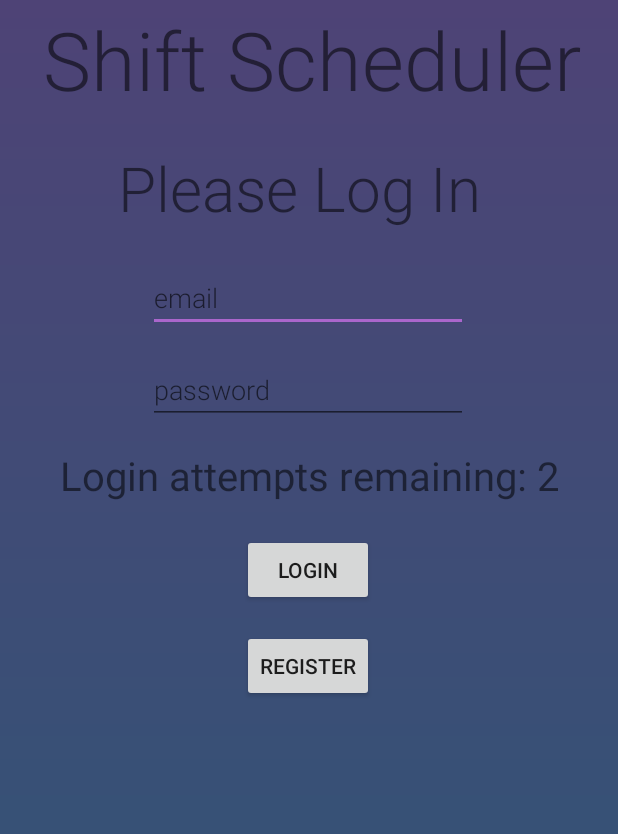
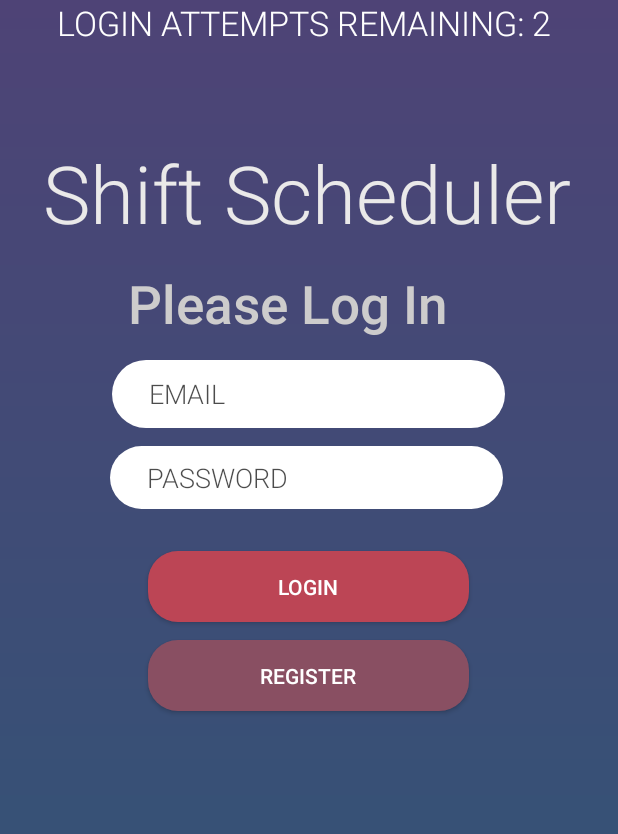
Before and after one commit to pascuale2/Shift-Scheduling-Application, an Android app: the screen it shows after launch (MainActivity), after a tap on "LOGIN", on a phone screen of 412 x 824 dp. Shown: the top 834 px of the screen. Run offline under Robolectric (Android 15) with nearby library versions, the phone set to English and light mode, and no system bars; Roboto replaces fonts that are not available here.

Commit message:
Updated Login UI

```diff
--- a/shiftSchedule/app/build.gradle
+++ b/shiftSchedule/app/build.gradle
@@ -6,7 +6,7 @@ android {
 
     defaultConfig {
         applicationId "com.example.shiftschedule"
-        minSdkVersion 16
+        minSdkVersion 21
         targetSdkVersion 30
         versionCode 1
         versionName "1.0"
--- a/shiftSchedule/app/src/main/java/com/example/shiftschedule/MainActivity.java
+++ b/shiftSchedule/app/src/main/java/com/example/shiftschedule/MainActivity.java
@@ -5,10 +5,12 @@ import androidx.appcompat.app.AppCompatActivity;
 import android.content.Context;
 import android.content.Intent;
 import android.content.SharedPreferences;
+import android.graphics.Color;
 import android.os.Bundle;
 import android.util.Log;
 import android.view.Gravity;
 import android.view.View;
+import android.view.WindowManager;
 import android.widget.Button;
 import android.widget.EditText;
 import android.widget.TextView;
@@ -44,6 +46,9 @@ public class MainActivity extends AppCompatActivity {
         super.onCreate(savedInstanceState);
         setContentView(R.layout.activity_main);
 
+        // Makes The Status Bar and The Bottom Bar Transparent
+        getWindow().setFlags(WindowManager.LayoutParams.FLAG_TRANSLUCENT_NAVIGATION, WindowManager.LayoutParams.FLAG_LAYOUT_NO_LIMITS);
+
         // need to initialize/point our members to our actual boxes in the layout
         username = (EditText)findViewById(R.id.usernameEditText);
         password = (EditText)findViewById(R.id.passwordEditText);
@@ -71,7 +76,7 @@ public class MainActivity extends AppCompatActivity {
     // this function sets limits on how many times you can attempt to log in.
     public void numAttempts() {
         counter--;
-        Info.setText("Login attempts remaining: " + String.valueOf(counter));
+        Info.setText("LOGIN ATTEMPTS REMAINING: " + String.valueOf(counter));
         if(counter == 0){
             loginButton.setEnabled(false);
         }
@@ -103,7 +108,7 @@ public class MainActivity extends AppCompatActivity {
         else{
 
             // this will decrement every time they fail to login`
-            String test = "ERROR: email is wrong. Please try again";
+            String test = "ERROR: Email is wrong. Please try again";
             Log.d("storage", test);
             //String test = "did storage match? " + storage.contains(userName) + "username: " + userName + "\nPassword: " + storage.getString(userName,"");
             Toast toast = Toast.makeText(MainActivity.this, test, Toast.LENGTH_LONG);
--- /dev/null
+++ b/shiftSchedule/app/src/main/res/drawable/input_field_bg.xml
@@ -0,0 +1,6 @@
+<?xml version="1.0" encoding="utf-8"?>
+<shape xmlns:android="http://schemas.android.com/apk/res/android" android:shape="rectangle">
+    <solid android:color="@color/light_gray"/>
+    <corners android:radius="30dp"/>
+    <padding android:left="25sp"/>
+</shape>
--- a/shiftSchedule/app/src/main/res/drawable/top_curve_bg_menu.xml
+++ b/shiftSchedule/app/src/main/res/drawable/top_curve_bg_menu.xml
@@ -1,6 +1,6 @@
 <?xml version="1.0" encoding="utf-8"?>
 <shape xmlns:android="http://schemas.android.com/apk/res/android">
-    <solid android:color="#FFF"/>
+    <solid android:color="#25FFFFFF"/>
     <corners
         android:topLeftRadius="25dp"
         android:topRightRadius="25dp" />
--- a/shiftSchedule/app/src/main/res/layout/activity_main.xml
+++ b/shiftSchedule/app/src/main/res/layout/activity_main.xml
@@ -9,27 +9,36 @@
 
     <Button
         android:id="@+id/loginButton"
-        android:layout_width="wrap_content"
-        android:layout_height="wrap_content"
-        android:layout_marginTop="16dp"
+        android:layout_width="214dp"
+        android:layout_height="47dp"
+        android:layout_marginTop="28dp"
+        android:background="@drawable/btn_bg_employee"
         android:fontFamily="sans-serif-medium"
         android:onClick="loginAccount"
         android:text="Login"
+        android:textColor="#FFFFFF"
         app:layout_constraintEnd_toEndOf="parent"
-        app:layout_constraintHorizontal_bias="0.498"
+        app:layout_constraintHorizontal_bias="0.497"
         app:layout_constraintStart_toStartOf="parent"
-        app:layout_constraintTop_toBottomOf="@+id/attemptsText" />
+        app:layout_constraintTop_toBottomOf="@+id/passwordEditText" />
 
     <EditText
         android:id="@+id/usernameEditText"
-        android:layout_width="wrap_content"
-        android:layout_height="wrap_content"
-        android:layout_marginTop="176dp"
+        android:layout_width="262dp"
+        android:layout_height="45dp"
+        android:layout_marginTop="240dp"
+
+        android:background="@drawable/input_field_bg"
+        android:backgroundTint="#FFFFFF"
+        android:ellipsize="start"
         android:ems="10"
         android:fontFamily="sans-serif-light"
-        android:hint="email"
+        android:hint="EMAIL"
         android:inputType="textPersonName"
+        android:soundEffectsEnabled="false"
+        android:textColor="#000000"
         android:textColorHighlight="#000000"
+        android:textColorHint="#B3000000"
         android:textColorLink="#040404"
         android:textCursorDrawable="@color/design_default_color_primary"
         app:layout_constraintEnd_toEndOf="parent"
@@ -39,69 +48,79 @@
 
     <EditText
         android:id="@+id/passwordEditText"
-        android:layout_width="wrap_content"
-        android:layout_height="wrap_content"
-        android:layout_marginTop="16dp"
-        android:layout_marginEnd="100dp"
-        android:layout_marginRight="100dp"
+        android:layout_width="262dp"
+        android:layout_height="42dp"
+        android:layout_marginTop="12dp"
+        android:background="@drawable/input_field_bg"
+        android:backgroundTint="#FFFFFF"
+        android:ellipsize="start"
         android:ems="10"
         android:fontFamily="sans-serif-light"
-        android:hint="password"
+
+        android:hint="PASSWORD"
         android:inputType="textPassword"
+        android:textColor="#000000"
+        android:textColorHint="#B3000000"
         app:layout_constraintEnd_toEndOf="parent"
+        app:layout_constraintHorizontal_bias="0.491"
+        app:layout_constraintStart_toStartOf="parent"
         app:layout_constraintTop_toBottomOf="@+id/usernameEditText" />
 
     <TextView
         android:id="@+id/attemptsText"
         android:layout_width="336dp"
         android:layout_height="41dp"
-        android:layout_marginTop="16dp"
-        android:layout_marginEnd="36dp"
-        android:layout_marginRight="36dp"
+        android:fontFamily="sans-serif-light"
+        android:textColor="#FFF"
         android:textSize="24sp"
         app:autoSizeTextType="uniform"
         app:layout_constraintEnd_toEndOf="parent"
-        app:layout_constraintRight_toRightOf="parent"
-        app:layout_constraintTop_toBottomOf="@+id/passwordEditText" />
+        app:layout_constraintStart_toStartOf="parent"
+        tools:layout_editor_absoluteY="473dp" />
 
     <TextView
         android:id="@+id/textView2"
-        android:layout_width="261dp"
-        android:layout_height="55dp"
-        android:layout_marginEnd="72dp"
-        android:layout_marginRight="72dp"
+        android:layout_width="233dp"
+        android:layout_height="48dp"
+        android:layout_marginEnd="104dp"
         android:fontFamily="sans-serif-light"
+        android:gravity="center"
         android:text="Please Log In"
+        android:textStyle="bold"
+        android:textColor="#CDCCCC"
         app:autoSizeTextType="uniform"
         app:layout_constraintBottom_toTopOf="@+id/usernameEditText"
         app:layout_constraintEnd_toEndOf="parent"
         app:layout_constraintTop_toTopOf="parent"
-        app:layout_constraintVertical_bias="0.807" />
+        app:layout_constraintVertical_bias="0.932" />
 
     <TextView
         android:id="@+id/textView4"
-        android:layout_width="359dp"
-        android:layout_height="87dp"
-        android:layout_marginEnd="24dp"
-        android:layout_marginRight="24dp"
+        android:layout_width="355dp"
+        android:layout_height="71dp"
+        android:layout_marginEnd="28dp"
         android:layout_marginBottom="4dp"
         android:fontFamily="sans-serif-light"
         android:text="Shift Scheduler"
+        android:textColor="#EAE9E9"
         app:autoSizeTextType="uniform"
         app:layout_constraintBottom_toTopOf="@+id/textView2"
         app:layout_constraintEnd_toEndOf="parent"
-        app:layout_constraintTop_toTopOf="parent" />
+        app:layout_constraintTop_toTopOf="parent"
+        app:layout_constraintVertical_bias="0.894" />
 
     <Button
         android:id="@+id/registerButton"
-        android:layout_width="wrap_content"
-        android:layout_height="wrap_content"
-        android:layout_marginTop="16dp"
+        android:layout_width="214dp"
+        android:layout_height="47dp"
+        android:layout_marginTop="12dp"
+        android:background="@drawable/btn_bg_schedule"
         android:onClick="goToRegister"
         android:shadowColor="#7E1717"
         android:text="Register"
+        android:textColor="#FFFFFF"
         app:layout_constraintEnd_toEndOf="parent"
-        app:layout_constraintHorizontal_bias="0.498"
+        app:layout_constraintHorizontal_bias="0.497"
         app:layout_constraintStart_toStartOf="parent"
         app:layout_constraintTop_toBottomOf="@+id/loginButton" />
 
--- a/shiftSchedule/app/src/main/res/values/colors.xml
+++ b/shiftSchedule/app/src/main/res/values/colors.xml
@@ -1,6 +1,12 @@
 <?xml version="1.0" encoding="utf-8"?>
 <resources>
     <color name="colorPrimary">#6200EE</color>
-    <color name="colorPrimaryDark">#3700B3</color>
+    <color name="colorPrimaryDark">#4E4376</color>
     <color name="colorAccent">@android:color/holo_purple</color>
+
+    <!--Added some extra colours -Erwin -->
+    <color name="gray">#253A4B</color>
+    <color name="light_gray">#E8EBEC</color>
+    <color name="red">#F23B5F</color>
+    <color name="white">#FFFFFF</color>
 </resources>
```
Also changed, not shown: shiftSchedule/app/src/main/res/layout/activity_landing_page.xml (+43 -38 lines), shiftSchedule/app/src/main/res/layout/activity_registerpage.xml (+60 -36 lines), shiftSchedule/app/src/main/res/drawable/email.png (added), shiftSchedule/app/src/main/res/drawable/lock.png (added).
